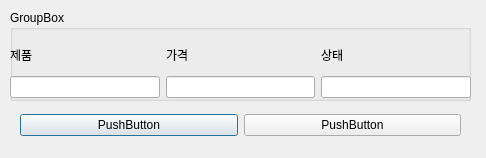
This is QT/새창띄우기/dialog.ui in leejk91/CPlusPlus_Practice as Qt 5 draws it before an edit. The edited form follows.
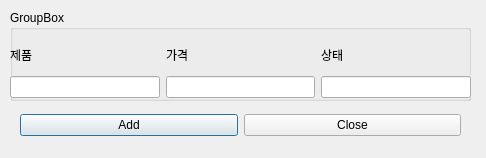
This is the edited form.

What changed in the file:
```diff
--- a/QT/새창띄우기/dialog.ui
+++ b/QT/새창띄우기/dialog.ui
@@ -93,14 +93,14 @@
     <item>
      <widget class="QPushButton" name="pushButton">
       <property name="text">
-       <string>PushButton</string>
+       <string>Add</string>
       </property>
      </widget>
     </item>
     <item>
      <widget class="QPushButton" name="pushButton_2">
       <property name="text">
-       <string>PushButton</string>
+       <string>Close</string>
       </property>
      </widget>
     </item>
```
